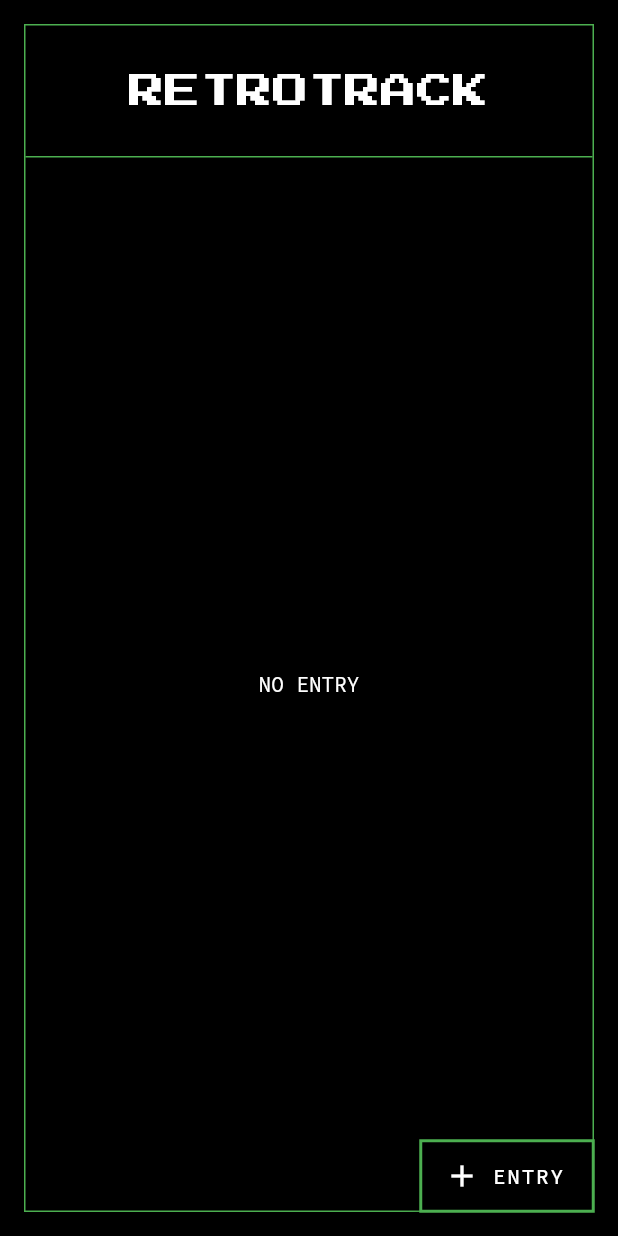
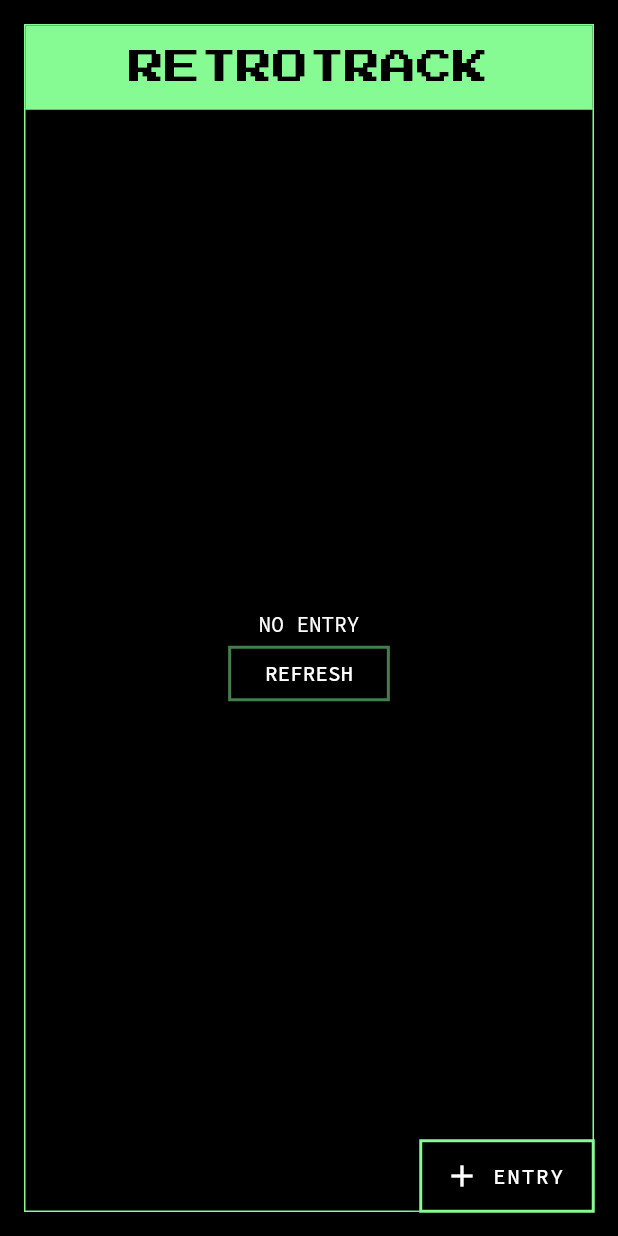
Before and after one commit to grandnexus/retrotrack, a Flutter app: the screen it shows after launch, after a tap on "LOGIN", on a phone screen of 412 x 824 dp. Run offline on Flutter 3.47's test engine with Material 2 defaults, Android fonts, the phone set to English and light mode, and no system bars; our stand-ins replace camera, flutter_image_compress, google_fonts, hive, hive_flutter; missing offline and left inert: firebase_ml_vision, snappable; accounts and stored records are empty; generated files the repository leaves out were written again.

Commit message:
[C/Feed] Refine design

```diff
--- a/analysis_options.yaml
+++ b/analysis_options.yaml
@@ -39,6 +39,7 @@ analyzer:
     # see https://github.com/dart-lang/sdk/issues/28463
     - "lib/i18n/messages_*.dart"
     - "lib/src/http/**"
+    - "lib/core/models/**.g.dart"
 
 linter:
   rules:
--- a/lib/main.dart
+++ b/lib/main.dart
@@ -18,16 +18,23 @@ Future<void> main() async {
 
   final List<CameraDescription> cameras = await availableCameras();
 
+  const Color brightGreen = Color(0xFF87FB93);
+
   runApp(
-    ChangeNotifierProvider<SessionProvider>(
-      create: (_) => SessionProvider(),
+    MultiProvider(
+      providers: [
+        ChangeNotifierProvider<SessionProvider>(
+          create: (_) => SessionProvider(),
+        ),
+        ChangeNotifierProvider<FeedProvider>(
+          create: (_) => FeedProvider(),
+        ),
+      ],
       child: MaterialApp(
         title: 'Retrotrack',
         theme: ThemeData(
           brightness: Brightness.dark,
-          primarySwatch: Colors.green,
-          primaryColor: Colors.green,
-          primaryColorLight: Colors.green[300],
+          primaryColor: brightGreen,
           scaffoldBackgroundColor: Colors.black,
           splashColor: Colors.transparent,
           highlightColor: Colors.grey[900],
@@ -43,20 +50,19 @@ Future<void> main() async {
           ),
           dividerTheme: const DividerThemeData(
             thickness: 1,
-            color: Colors.green,
+            color: brightGreen,
             space: 0,
           ),
           floatingActionButtonTheme: const FloatingActionButtonThemeData(
             shape: BeveledRectangleBorder(
-              side: BorderSide(color: Colors.green),
+              side: BorderSide(color: brightGreen),
             ),
             backgroundColor: Colors.black,
             foregroundColor: Colors.white,
             splashColor: Colors.transparent,
           ),
           dialogTheme: const DialogTheme(
-            shape:
-                BeveledRectangleBorder(side: BorderSide(color: Colors.green)),
+            shape: BeveledRectangleBorder(side: BorderSide(color: brightGreen)),
             backgroundColor: Colors.black,
           ),
 
@@ -65,12 +71,7 @@ Future<void> main() async {
         ),
         debugShowCheckedModeBanner: false,
         routes: <String, Widget Function(BuildContext)>{
-          '/': (_) => AuthGuard(
-                ChangeNotifierProvider<FeedProvider>(
-                  create: (_) => FeedProvider(),
-                  child: const FeedScreen(),
-                ),
-              ),
+          '/': (_) => const AuthGuard(FeedScreen()),
           '/auth': (_) => const AuthScreen(),
           '/camera': (_) => ChangeNotifierProvider<CameraProvider>(
                 create: (_) => CameraProvider(cameras.first),
--- a/lib/ui/screens/feed_screen.dart
+++ b/lib/ui/screens/feed_screen.dart
@@ -1,3 +1,5 @@
+import 'dart:io';
+
 import 'package:flutter/material.dart';
 import 'package:provider/provider.dart';
 import 'package:retrotrack/core/index.dart';
@@ -14,7 +16,10 @@ class FeedScreen extends StatelessWidget {
         child: Column(
           crossAxisAlignment: CrossAxisAlignment.center,
           children: <Widget>[
-            const Logo(),
+            Logo(
+              color: Colors.black,
+              bgColor: Theme.of(context).primaryColor,
+            ),
             const Divider(),
             Expanded(
               child: ScrollConfiguration(
@@ -25,7 +30,18 @@ class FeedScreen extends StatelessWidget {
                       return const Center(child: Text('LOADING...'));
                     } else {
                       if (feed.list.isEmpty) {
-                        return const Center(child: Text('NO ENTRY'));
+                        return Center(
+                          child: Column(
+                            mainAxisSize: MainAxisSize.min,
+                            children: <Widget>[
+                              const Text('NO ENTRY'),
+                              RetroOutlineButton(
+                                text: 'Refresh',
+                                onPressed: () async => feed.refresh(),
+                              )
+                            ],
+                          ),
+                        );
                       }
                       return RefreshIndicator(
                         onRefresh: () async {
@@ -33,12 +49,11 @@ class FeedScreen extends StatelessWidget {
                         },
                         child: ListView.separated(
                           itemCount: feed.list.length,
-                          separatorBuilder: (_, __) => const Divider(
-                            indent: 16,
-                            endIndent: 16,
-                          ),
+                          separatorBuilder: (_, __) => const Divider(),
                           itemBuilder: (_, int index) {
-                            return _ListTile(feed.list[index]);
+                            return _LogDisplay(
+                              feed.list[feed.list.length - index - 1],
+                            );
                           },
                         ),
                       );
@@ -55,8 +70,8 @@ class FeedScreen extends StatelessWidget {
   }
 }
 
-class _ListTile extends StatelessWidget {
-  const _ListTile(this.log);
+class _LogDisplay extends StatelessWidget {
+  const _LogDisplay(this.log);
 
   final LogEntry log;
 
@@ -66,10 +81,12 @@ class _ListTile extends StatelessWidget {
     final GlobalKey<SnappableState> key = GlobalKey<SnappableState>();
     final FeedProvider feed = Provider.of<FeedProvider>(context);
 
-    return Snappable(
+    return Padding(
+      padding: const EdgeInsets.all(8),
+      child: Snappable(
         key: key,
         duration: snapDuration,
-      child: ListTile(
+        child: GestureDetector(
           onLongPress: () async {
             final bool res = await showDialog<bool>(
               context: context,
@@ -83,8 +100,41 @@ class _ListTile extends StatelessWidget {
               });
             }
           },
-        title: Text(log.people.length.toString()),
-        trailing: const Text('37.0\u2103'),
+          child: InkWell(
+            onTap: () {},
+            child: IntrinsicHeight(
+              child: Row(
+                crossAxisAlignment: CrossAxisAlignment.start,
+                children: <Widget>[
+                  Expanded(
+                    child: Image.file(File(log.photoUrl), fit: BoxFit.fitWidth),
+                  ),
+                  VerticalDivider(
+                    color: Theme.of(context).primaryColor.withOpacity(0.75),
+                    width: 16,
+                  ),
+                  Expanded(
+                    flex: 2,
+                    child: SingleChildScrollView(
+                      child: Column(
+                        mainAxisAlignment: MainAxisAlignment.start,
+                        children: log.people.map((Person p) {
+                          return Row(
+                            mainAxisAlignment: MainAxisAlignment.spaceBetween,
+                            children: <Widget>[
+                              Image.file(File(p.photoUrl), height: 40),
+                              Text(p.temperature.temperature.toString()),
+                            ],
+                          );
+                        }).toList(),
+                      ),
+                    ),
+                  ),
+                ],
+              ),
+            ),
+          ),
+        ),
       ),
     );
   }
--- a/lib/ui/widgets/logo.dart
+++ b/lib/ui/widgets/logo.dart
@@ -2,16 +2,24 @@ import 'package:flutter/material.dart';
 import 'package:google_fonts/google_fonts.dart';
 
 class Logo extends StatelessWidget {
-  const Logo();
+  const Logo({this.color, this.bgColor});
+
+  final Color color;
+  final Color bgColor;
 
   @override
   Widget build(BuildContext context) {
-    return Padding(
-      padding: const EdgeInsets.all(32),
+    return Container(
+      width: double.maxFinite,
+      color: bgColor,
+      padding: const EdgeInsets.all(16),
+      alignment: Alignment.center,
       child: Text(
         'Retrotrack'.toUpperCase(),
         style: GoogleFonts.pressStart2p(
-          textStyle: Theme.of(context).textTheme.headline5,
+          textStyle: Theme.of(context).textTheme.headline5.copyWith(
+                color: color,
+              ),
         ),
       ),
     );
--- a/lib/ui/widgets/outline_button.dart
+++ b/lib/ui/widgets/outline_button.dart
@@ -13,7 +13,7 @@ class RetroOutlineButton extends StatelessWidget {
   Widget build(BuildContext context) {
     return OutlineButton(
       borderSide: BorderSide(
-        color: Theme.of(context).primaryColorLight,
+        color: Theme.of(context).primaryColor.withOpacity(0.5),
       ),
       onPressed: onPressed,
       child: Text(text.toUpperCase()),
--- a/lib/ui/widgets/retro_body.dart
+++ b/lib/ui/widgets/retro_body.dart
@@ -1,15 +1,19 @@
 import 'package:flutter/material.dart';
 
 class RetroBody extends StatelessWidget {
-  const RetroBody({@required this.child}) : assert(child != null);
+  const RetroBody({
+    @required this.child,
+    this.margin,
+  }) : assert(child != null);
 
   final Widget child;
+  final EdgeInsets margin;
 
   @override
   Widget build(BuildContext context) {
     return SafeArea(
       child: Container(
-        margin: const EdgeInsets.all(16),
+        margin: margin ?? const EdgeInsets.all(16),
         decoration: BoxDecoration(
           border: Border(
             left: BorderSide(color: Theme.of(context).primaryColor),
```
Also changed, not shown: lib/core/providers/camera_provider.dart (+11 -4 lines), lib/ui/screens/camera_screen.dart (+8 -3 lines). Lines whose indentation alone changed are shown as unchanged.
